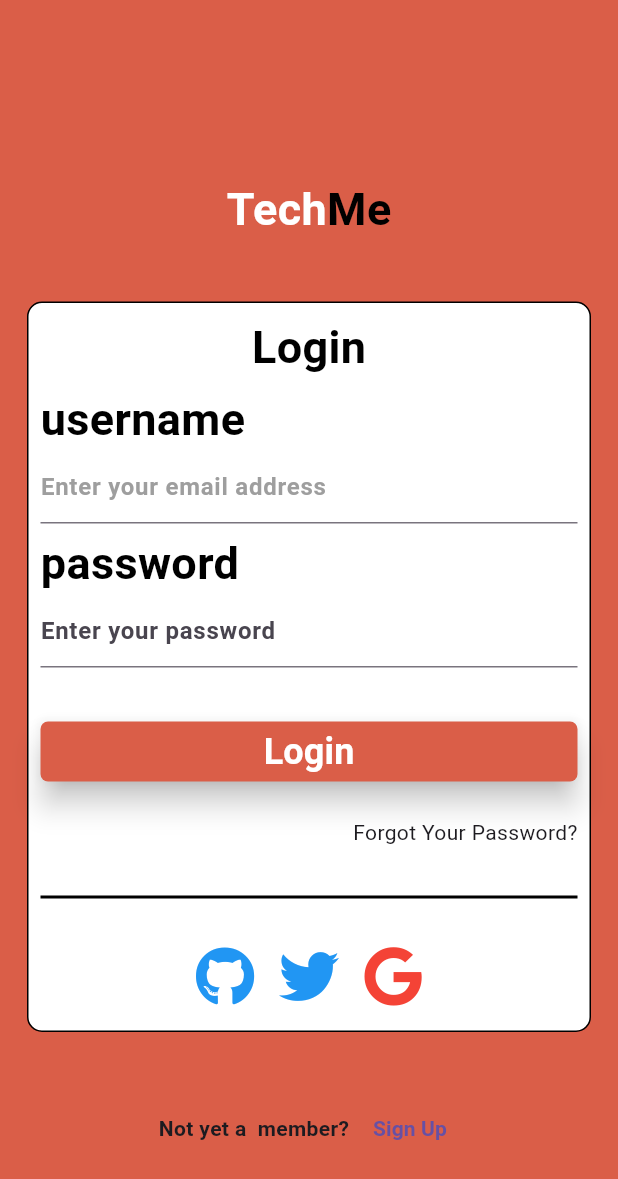
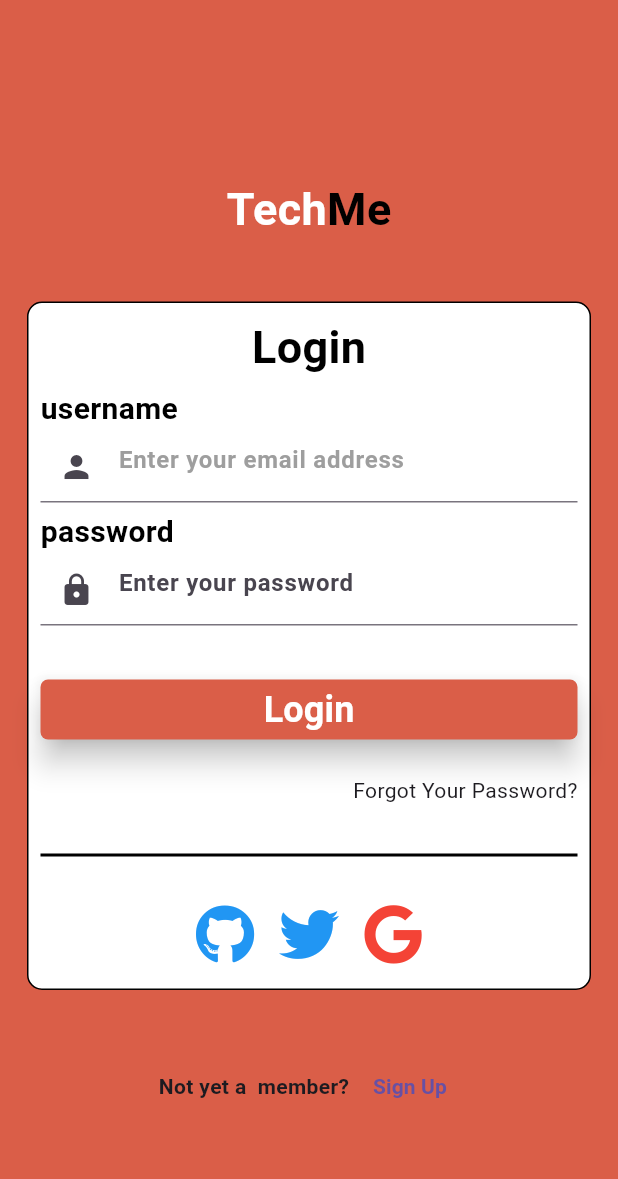
Before and after one commit to oliviertech212/Flutter_final_project, a Flutter app: the screen it shows after launch, after a tap on "Join Now", on a phone screen of 412 x 824 dp. Shown: the top 1179 px of the screen. Run offline on Flutter 3.47's test engine with Material 3 defaults, Android fonts, the light colour scheme and no system bars; our stand-ins replace font_awesome_flutter.

Commit message:
-add prefix icons

```diff
--- a/lib/page/loginpage.dart
+++ b/lib/page/loginpage.dart
@@ -63,7 +63,7 @@
                           Text("username",
                               style: TextStyle(
                                   color: Colors.black,
-                                  fontSize: 30,
+                                  fontSize: 20,
                                   fontWeight: FontWeight.bold))
                         ],
                       ),
@@ -77,6 +77,7 @@
                             color: Colors.grey,
                             fontWeight: FontWeight.bold,
                           ),
+                          prefixIcon: Icon(Icons.person),
                         ),
                       ),
                       const SizedBox(height: 5),
@@ -86,13 +87,14 @@
                           Text("password",
                               style: TextStyle(
                                   color: Colors.black,
-                                  fontSize: 30,
+                                  fontSize: 20,
                                   fontWeight: FontWeight.bold))
                         ],
                       ),
                       TextField(
-                        decoration:
-                            InputDecoration(hintText: 'Enter your password'),
+                        decoration: InputDecoration(
+                            hintText: 'Enter your password',
+                            prefixIcon: Icon(Icons.lock)),
                         obscureText: true,
                         style: const TextStyle(
                           color: Colors.grey,
```
